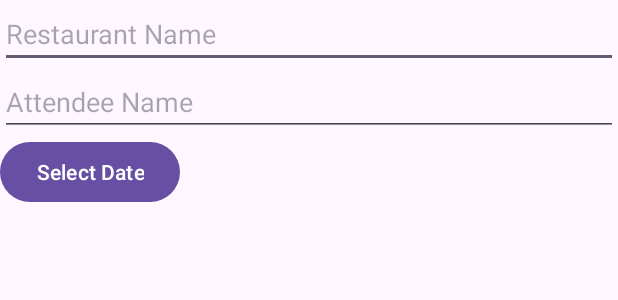
After one commit to justinyoonwk/madcamp_week1, an Android app: the layout dialog_add_event.xml on its own in the app's theme, with its tools: preview values and no code run, on a phone screen of 412 x 824 dp. The commit adds this screen. Shown: the top 300 px of the screen. Run offline under Robolectric (Android 15) with nearby library versions, the phone set to English and light mode, and no system bars.

Commit message:
event add

```diff
--- /dev/null
+++ b/app/src/main/res/layout/dialog_add_event.xml
@@ -0,0 +1,25 @@
+<?xml version="1.0" encoding="utf-8"?>
+<LinearLayout xmlns:android="http://schemas.android.com/apk/res/android"
+    android:layout_width="match_parent"
+    android:layout_height="wrap_content"
+    android:orientation="vertical">
+
+    <EditText
+        android:id="@+id/restaurantNameEditText"
+        android:layout_width="match_parent"
+        android:layout_height="wrap_content"
+        android:hint="Restaurant Name" />
+
+    <EditText
+        android:id="@+id/attendeeNameEditText"
+        android:layout_width="match_parent"
+        android:layout_height="wrap_content"
+        android:hint="Attendee Name" />
+
+    <Button
+        android:id="@+id/datePickerButton"
+        android:layout_width="wrap_content"
+        android:layout_height="wrap_content"
+        android:text="Select Date" />
+
+</LinearLayout>
```
Also changed, not shown: app/src/main/java/com/example/madcamp_1/ThreeFragment.kt (+120 -43 lines), app/src/main/res/layout/fragment_three.xml (+12 -0 lines).
